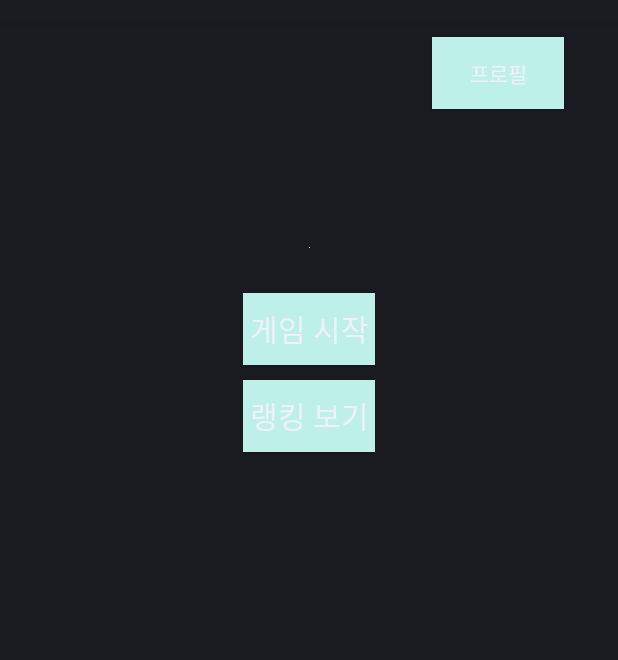
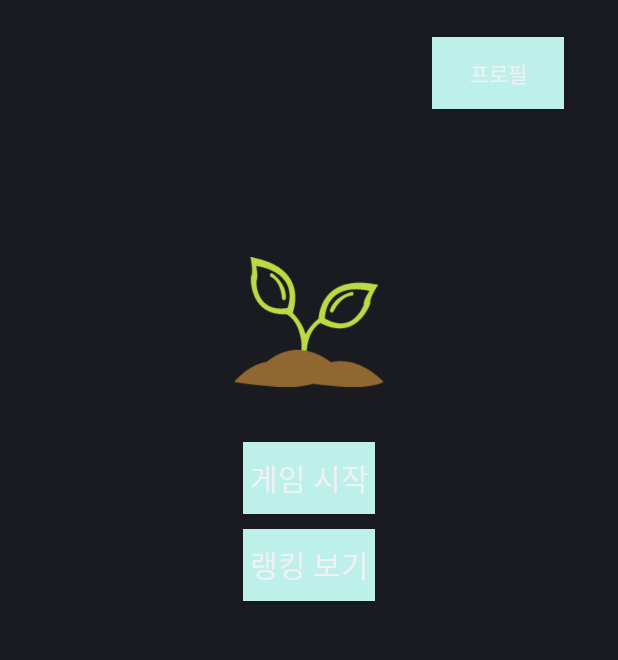
Before and after one commit to TeamEBB/EBB-Android, an Android app: the layout activity_game_start.xml on its own in the app's theme, with its tools: preview values and no code run, on a phone screen of 412 x 824 dp, the part 62-722 px from its top. Run offline under Robolectric (Android 15) with nearby library versions, the light colour scheme and no system bars.

Commit message:
나무 이미지 다섯가지 추가

```diff
--- a/EBB/app/src/main/res/layout/activity_game_start.xml
+++ b/EBB/app/src/main/res/layout/activity_game_start.xml
@@ -8,13 +8,13 @@
 
     <ImageView
         android:id="@+id/change_tree"
-        android:layout_width="wrap_content"
-        android:layout_height="wrap_content"
+        android:layout_width="100dp"
+        android:layout_height="100dp"
         android:layout_marginTop="150dp"
         app:layout_constraintStart_toStartOf="parent"
         app:layout_constraintEnd_toEndOf="parent"
         app:layout_constraintTop_toTopOf="parent"
-        tools:srcCompat="@tools:sample/avatars" />
+        android:src="@drawable/tree1" />
 
     <Button
         android:id="@+id/btn_ranking"
```
Also changed, not shown: EBB/app/src/main/java/com/example/project/GameStart.kt (+14 -0 lines), EBB/app/src/main/res/drawable/tree1.png (added), EBB/app/src/main/res/drawable/tree2.png (added), EBB/app/src/main/res/drawable/tree3.png (added), EBB/app/src/main/res/drawable/tree4.png (added).
